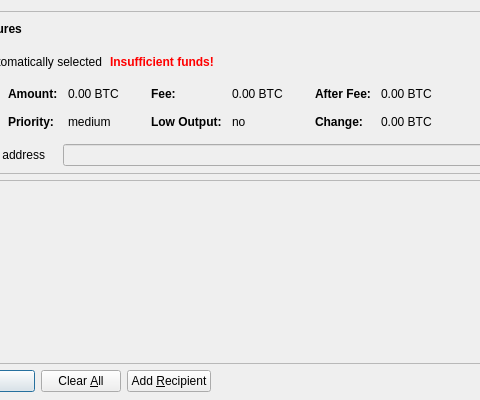
blujay2013/eecs588-pjct, file desktop/src/qt/forms/sendcoinsdialog.ui: the form before one commit; both pictures show x 126 to 606 and y 0 to 400 of the 850 by 400 pixel window.
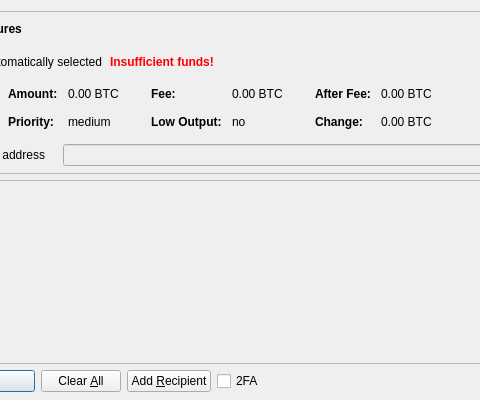
The form after the commit. Icons and pictures are not drawn. Custom widgets are drawn as their Qt base class.

Commit message: Moved checkbox from entry to dialog on the Send GUI

Patch:
```diff
--- a/desktop/src/qt/forms/sendcoinsdialog.ui
+++ b/desktop/src/qt/forms/sendcoinsdialog.ui
@@ -722,6 +722,16 @@
        </property>
       </widget>
      </item>
+     <item>
+      <widget class="QCheckBox" name="multifactorAuthCheckbox">
+       <property name="enabled">
+        <bool>true</bool>
+       </property>
+       <property name="text">
+        <string>2FA</string>
+       </property>
+      </widget>
+     </item>
      <item>
       <spacer name="horizontalSpacer">
        <property name="orientation">
```
Left out of the diff: 4 changed lines with no effect on the pictures. The commit also changes 1 other file.
